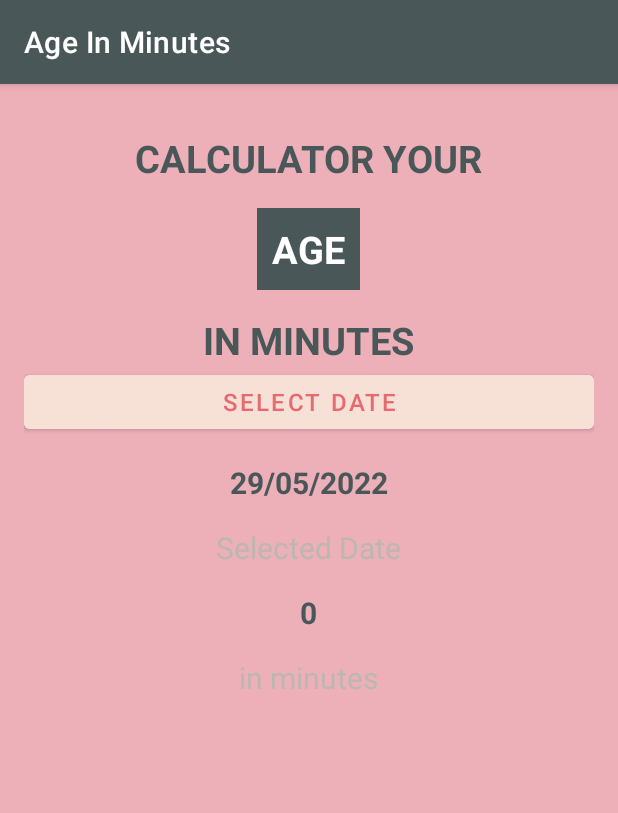
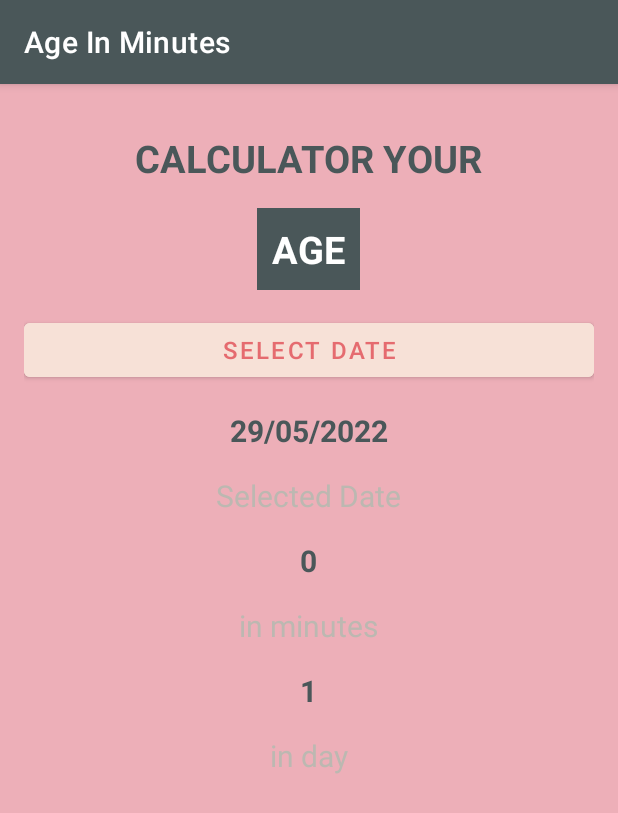
Before and after one commit to clamp1981/DOBCalc, an Android app: the screen it shows after launch (MainActivity), on a phone screen of 412 x 824 dp. Shown: the top 813 px of the screen. Run offline under Robolectric (Android 15) with nearby library versions, the phone set to English and light mode, and no system bars.

Commit message:
style : add in day

```diff
--- a/app/src/main/res/layout/activity_main.xml
+++ b/app/src/main/res/layout/activity_main.xml
@@ -43,7 +43,7 @@
         app:layout_constraintTop_toTopOf="parent"
         app:layout_constraintVertical_bias="0.055" />
 
-    <TextView
+    <!--<TextView
         android:layout_width="wrap_content"
         android:layout_height="wrap_content"
         android:layout_marginTop="16dp"
@@ -57,7 +57,7 @@
         app:layout_constraintRight_toRightOf="parent"
         app:layout_constraintTop_toTopOf="parent"
         app:layout_constraintVertical_bias="0.055" />
-
+    -->
     <Button
         android:id="@+id/btnSelectDate"
         android:layout_width="match_parent"
@@ -65,6 +65,7 @@
         android:textColor="@color/btnTxtColor"
         android:textSize="16sp"
         android:backgroundTint="@color/btnBgColor"
+        android:layout_marginTop="16dp"
         android:text="@string/select_btn_text" />
 
 
@@ -129,4 +130,33 @@
         app:layout_constraintTop_toTopOf="parent"
         app:layout_constraintVertical_bias="0.055" />
 
+    <TextView
+        android:id="@+id/tvAgeInDay"
+        android:layout_width="wrap_content"
+        android:layout_height="wrap_content"
+        android:layout_marginTop="16dp"
+        android:fontFamily="sans-serif"
+        android:text="1"
+        android:textStyle="bold"
+        android:textColor="#4A5759"
+        android:textSize="20sp"
+        app:layout_constraintBottom_toBottomOf="parent"
+        app:layout_constraintLeft_toLeftOf="parent"
+        app:layout_constraintRight_toRightOf="parent"
+        app:layout_constraintTop_toTopOf="parent"
+        app:layout_constraintVertical_bias="0.055" />
+
+    <TextView
+        android:layout_width="wrap_content"
+        android:layout_height="wrap_content"
+        android:layout_marginTop="16dp"
+        android:fontFamily="sans-serif"
+        android:text="in day"
+        android:textColor="@color/slectedTxtColor"
+        android:textSize="20sp"
+        app:layout_constraintBottom_toBottomOf="parent"
+        app:layout_constraintLeft_toLeftOf="parent"
+        app:layout_constraintRight_toRightOf="parent"
+        app:layout_constraintTop_toTopOf="parent"
+        app:layout_constraintVertical_bias="0.055" />
 </LinearLayout>
```
